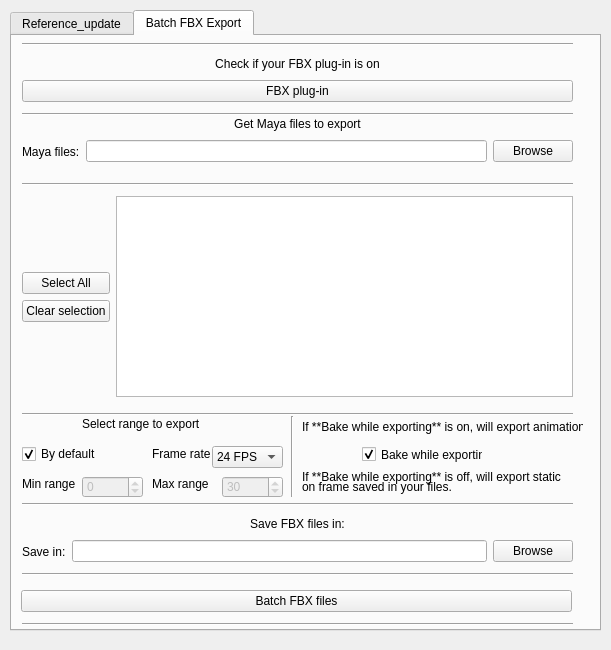
Old version of the form myPipelineTool/UI/myPipelineToolUI.ui in the repository MauroRigger/scripts.
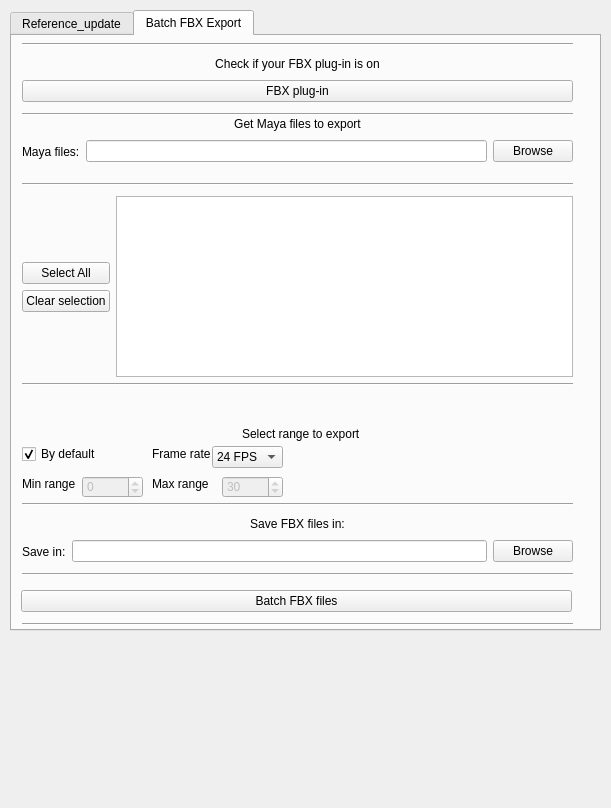
New version of the form.

Commit message: Batch FBX - WIP

```diff
--- a/myPipelineTool/UI/myPipelineToolUI.ui
+++ b/myPipelineTool/UI/myPipelineToolUI.ui
@@ -7,7 +7,7 @@
     <x>0</x>
     <y>0</y>
     <width>611</width>
-    <height>650</height>
+    <height>808</height>
    </rect>
   </property>
   <property name="windowTitle">
@@ -485,7 +485,7 @@
           <x>10</x>
           <y>160</y>
           <width>551</width>
-          <height>201</height>
+          <height>181</height>
          </rect>
         </property>
         <layout class="QHBoxLayout" name="horizontalLayout_4">
@@ -546,7 +546,7 @@
         <property name="geometry">
          <rect>
           <x>10</x>
-          <y>370</y>
+          <y>340</y>
           <width>551</width>
           <height>16</height>
          </rect>
@@ -645,8 +645,8 @@
        <widget class="QLabel" name="label_7">
         <property name="geometry">
          <rect>
-          <x>70</x>
-          <y>380</y>
+          <x>230</x>
+          <y>390</y>
           <width>131</width>
           <height>16</height>
          </rect>
@@ -869,74 +869,6 @@
          <enum>Qt::Horizontal</enum>
         </property>
        </widget>
-       <widget class="Line" name="line_15">
-        <property name="geometry">
-         <rect>
-          <x>270</x>
-          <y>380</y>
-          <width>20</width>
-          <height>81</height>
-         </rect>
-        </property>
-        <property name="orientation">
-         <enum>Qt::Vertical</enum>
-        </property>
-       </widget>
-       <widget class="QCheckBox" name="checkBox_bake_while_export">
-        <property name="geometry">
-         <rect>
-          <x>350</x>
-          <y>410</y>
-          <width>121</width>
-          <height>17</height>
-         </rect>
-        </property>
-        <property name="text">
-         <string>Bake while exporting</string>
-        </property>
-        <property name="checked">
-         <bool>true</bool>
-        </property>
-       </widget>
-       <widget class="QLabel" name="label_12">
-        <property name="geometry">
-         <rect>
-          <x>290</x>
-          <y>380</y>
-          <width>281</width>
-          <height>21</height>
-         </rect>
-        </property>
-        <property name="text">
-         <string>If **Bake while exporting** is on, will export animation.</string>
-        </property>
-       </widget>
-       <widget class="QLabel" name="label_13">
-        <property name="geometry">
-         <rect>
-          <x>290</x>
-          <y>430</y>
-          <width>261</width>
-          <height>21</height>
-         </rect>
-        </property>
-        <property name="text">
-         <string>If **Bake while exporting** is off, will export static</string>
-        </property>
-       </widget>
-       <widget class="QLabel" name="label_14">
-        <property name="geometry">
-         <rect>
-          <x>290</x>
-          <y>440</y>
-          <width>251</width>
-          <height>21</height>
-         </rect>
-        </property>
-        <property name="text">
-         <string>on frame saved in your files.</string>
-        </property>
-       </widget>
       </widget>
      </widget>
     </item>
```
The commit also changes 2 other files.
